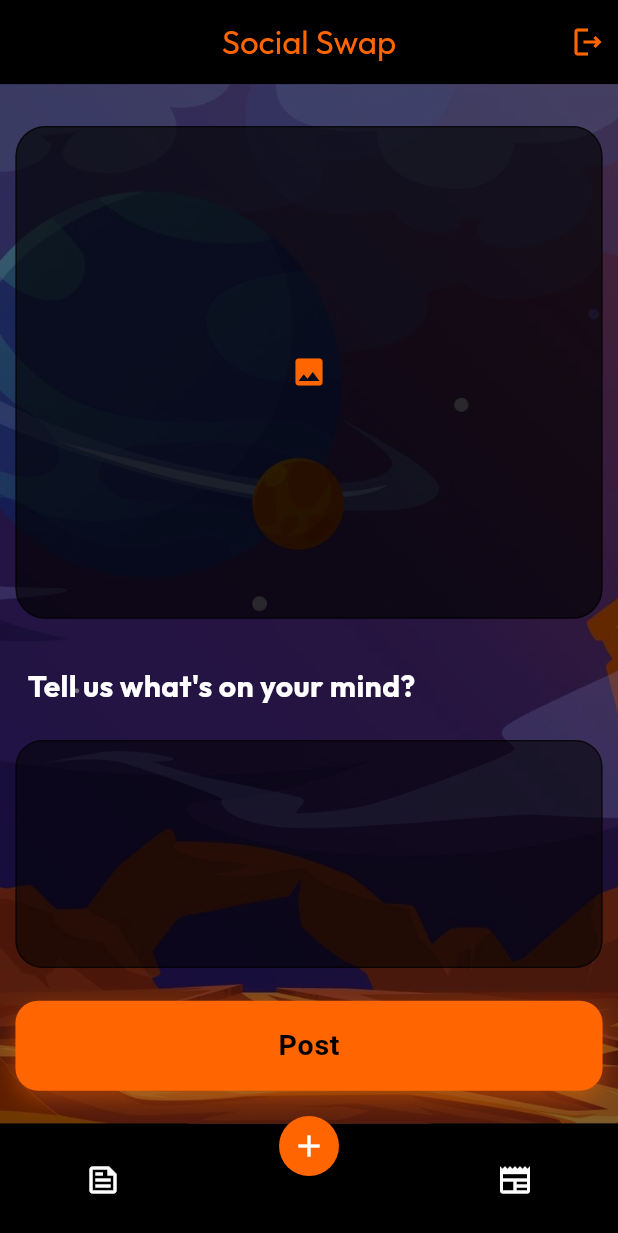
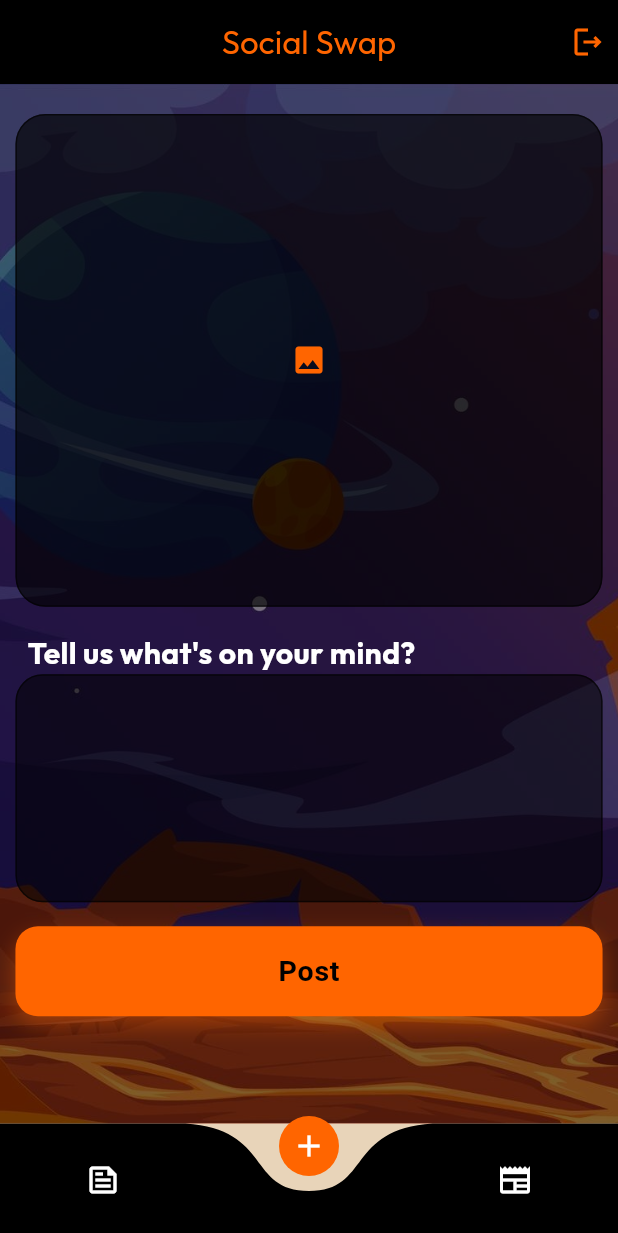
Before and after one commit to Mahad-Ghauri/KONEXEA, a Flutter app: the screen it shows once a user with an empty profile is signed in, item 2 of the bottom bar chosen, on a phone screen of 412 x 824 dp. Shown: the top 1233 px of the screen. Run offline on Flutter 3.47's test engine with Material 3 defaults, Android fonts, the phone set to English and light mode, and no system bars; drawn by our look-alikes of curved_navigation_bar; our stand-ins replace cloud_firestore, firebase_core, fluttertoast, google_fonts, image_picker, supabase_flutter; missing offline and left inert: google_mlkit_translation; accounts and stored records are empty; Roboto replaces fonts that are missing (Montaga); project files that could hold a hidden picture were left out.

Commit message:
Enhance UI components: update navigation bar background color, adjust animation duration, and improve upload page layout with better spacing and styling

```diff
--- a/lib/views/Interface/interface.dart
+++ b/lib/views/Interface/interface.dart
@@ -42,11 +42,11 @@ class _InterfacePageState extends State<InterfacePage> {
       ),
       body: _screens[_page], // This is where the selected screen is displayed
       bottomNavigationBar: CurvedNavigationBar(
-        animationCurve: Curves.easeInCirc,
-        backgroundColor: Theme.of(context).colorScheme.surface,
+        backgroundColor: Theme.of(context).colorScheme.tertiary,
+        // animationCurve: Curves.easeInCirc,
         buttonBackgroundColor: Theme.of(context).colorScheme.primary,
         color: Theme.of(context).colorScheme.surface,
-        animationDuration: Duration(milliseconds: 200),
+        animationDuration: Duration(milliseconds: 400),
         items: [
           Icon(Icons.feed_outlined, color: Colors.white),
           Icon(Icons.add, color: Colors.white),
--- a/lib/views/Interface/upload_page.dart
+++ b/lib/views/Interface/upload_page.dart
@@ -37,7 +37,6 @@ class _UploadPageState extends State<UploadPage> {
             ),
 
             child: Column(
-              spacing: 8,
               children: [
                 const SizedBox(height: 20),
                 Expanded(
@@ -57,15 +56,22 @@ class _UploadPageState extends State<UploadPage> {
                             ),
                           ),
                           width: double.infinity,
-
+                          child: ClipRRect(
+                            borderRadius: BorderRadius.circular(20),
                             child: Center(
                               child:
                                   value.image != null
-                                    ? Image.file(value.image!)
+                                      ? Image.file(
+                                        value.image!,
+                                        fit: BoxFit.cover,
+                                      )
                                       : Icon(
                                         Icons.image,
                                         color:
-                                          Theme.of(context).colorScheme.primary,
+                                            Theme.of(
+                                              context,
+                                            ).colorScheme.primary,
+                                      ),
                             ),
                           ),
                         ),
@@ -73,7 +79,9 @@ class _UploadPageState extends State<UploadPage> {
                     },
                   ),
                 ),
+                const SizedBox(height: 16),
                 Expanded(
+                  child: SingleChildScrollView(
                     child: Column(
                       mainAxisAlignment: MainAxisAlignment.spaceEvenly,
                       children: [
@@ -108,21 +116,18 @@ class _UploadPageState extends State<UploadPage> {
                               border: OutlineInputBorder(
                                 borderRadius: BorderRadius.circular(18),
                                 borderSide: BorderSide(
-                                // color: Theme.of(context).colorScheme.primary,
                                   color: Colors.black87.withOpacity(0.6),
                                 ),
                               ),
                               focusedBorder: OutlineInputBorder(
                                 borderSide: BorderSide(
-                                // color: Theme.of(context).colorScheme.primary,
-                                color: Colors.black87.withOpacity(0.6),
+                                  color: Theme.of(context).colorScheme.primary,
                                 ),
                                 borderRadius: BorderRadius.circular(18),
                               ),
                               enabledBorder: OutlineInputBorder(
                                 borderRadius: BorderRadius.circular(18),
                                 borderSide: BorderSide(
-                                // color: Theme.of(context).colorScheme.primary,
                                   color: Colors.black87.withOpacity(0.6),
                                 ),
                               ),
@@ -133,6 +138,7 @@ class _UploadPageState extends State<UploadPage> {
                             ),
                           ),
                         ),
+                        const SizedBox(height: 16),
                         Consumer<FeedServices>(
                           builder: (context, value, child) {
                             return AuthButton(
@@ -155,6 +161,7 @@ class _UploadPageState extends State<UploadPage> {
                       ],
                     ),
                   ),
+                ),
               ],
             ),
           ),
--- a/lib/views/components/post_card.dart
+++ b/lib/views/components/post_card.dart
@@ -10,9 +10,12 @@ class PostCard extends StatelessWidget {
     return Padding(
       padding: const EdgeInsets.symmetric(vertical: 2.0, horizontal: 2.0),
       child: Container(
+        decoration: BoxDecoration(
+          borderRadius: BorderRadius.circular(30),
+          color: Theme.of(context).colorScheme.surface.withOpacity(0.8),
+        ),
         height: 400,
         width: double.infinity,
-        color: Theme.of(context).colorScheme.surface.withOpacity(0.9),
       ),
     );
   }
```
Lines whose indentation alone changed are shown as unchanged.
